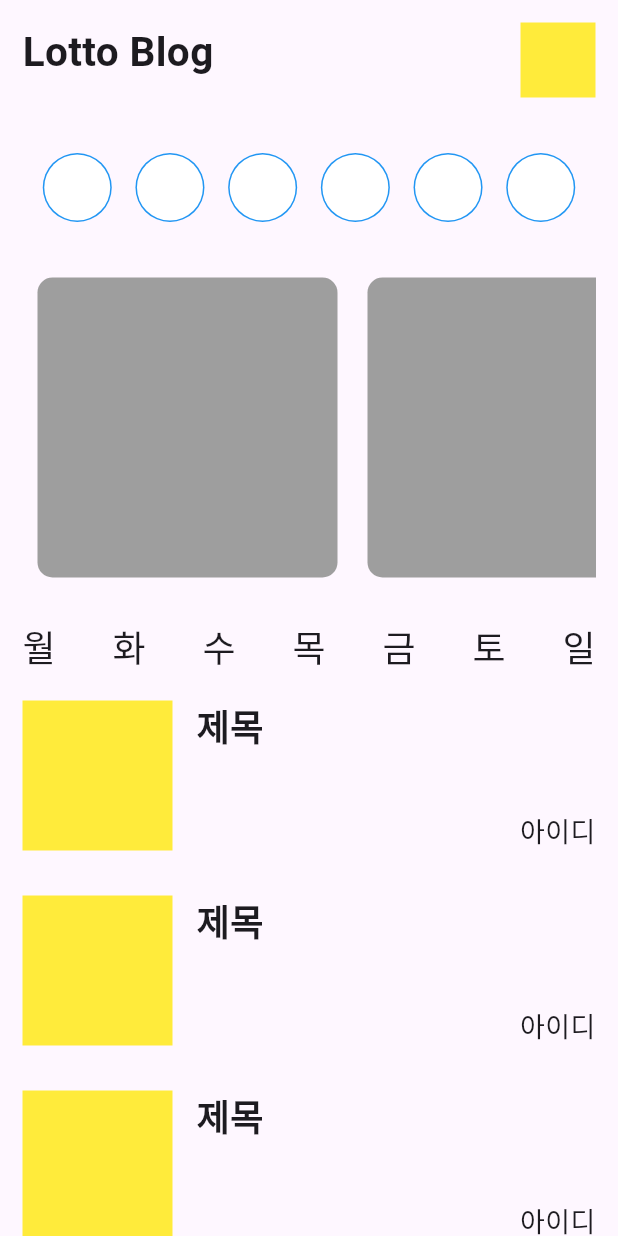
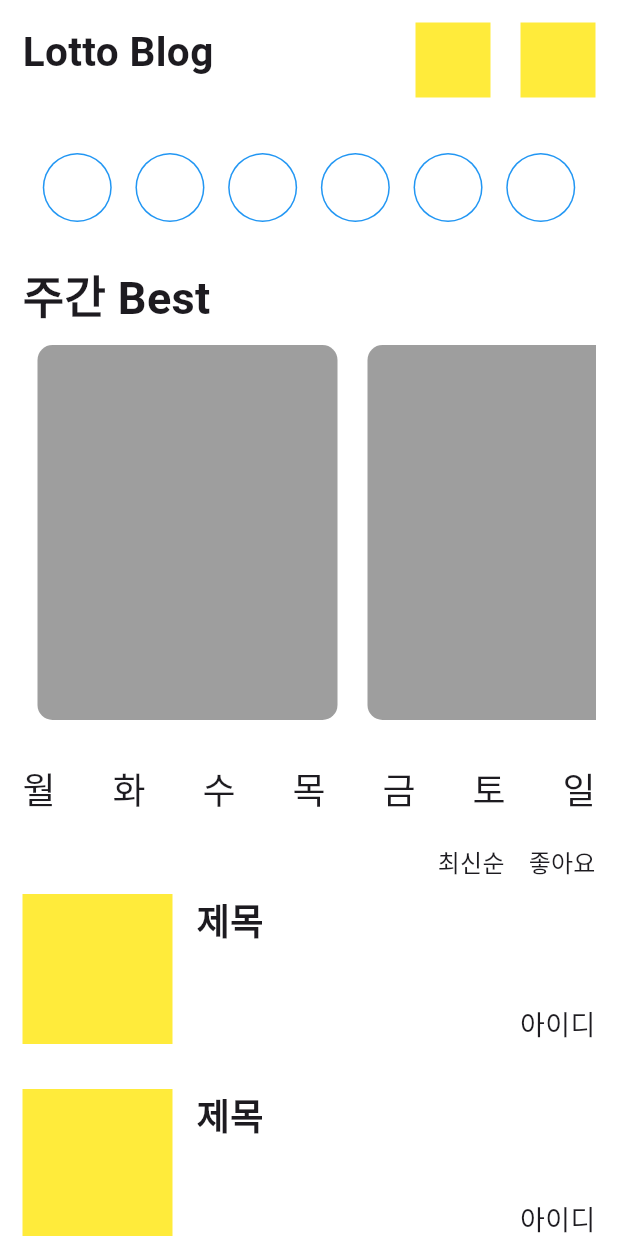
Before and after one commit to seonho99/lottoblog, a Flutter app: the screen it shows after launch, on a phone screen of 412 x 824 dp. Run offline on Flutter 3.47's test engine with Material 3 defaults, Android fonts, the phone set to English and light mode, and no system bars.

Commit message:
19_day_second_push

```diff
--- a/lib/bestauthor_week.dart
+++ b/lib/bestauthor_week.dart
@@ -9,7 +9,7 @@
     return Container(
       margin: EdgeInsets.all(10),
       width: 200,
-      height: 200,
+      height: 250,
       decoration: BoxDecoration(
         borderRadius: BorderRadius.circular(10.0),
         color: Colors.grey.shade500,
--- a/lib/mainhome_page.dart
+++ b/lib/mainhome_page.dart
@@ -8,6 +8,7 @@
   @override
   Widget build(BuildContext context) {
     return Scaffold(
+      backgroundColor: Colors.white,
       body: SingleChildScrollView(
         child: SafeArea(
           child: Padding(
@@ -21,10 +22,12 @@
                     Container(
                       child: Text(
                         'Lotto Blog',
-                        style:
-                            TextStyle(fontSize: 27, fontWeight: FontWeight.bold),
+                        style: TextStyle(
+                            fontSize: 27, fontWeight: FontWeight.bold),
                       ),
                     ),
+                    Row(
+                      children: [
                         Container(
                           margin: EdgeInsets.only(bottom: 30),
                           width: 50,
@@ -32,6 +35,17 @@
                           decoration: BoxDecoration(
                             color: Colors.yellow,
                           ),
+                        ),
+                        SizedBox(width: 20),
+                        Container(
+                          margin: EdgeInsets.only(bottom: 30),
+                          width: 50,
+                          height: 50,
+                          decoration: BoxDecoration(
+                            color: Colors.yellow,
+                          ),
+                        ),
+                      ],
                     ),
                   ],
                 ),
@@ -56,6 +70,15 @@
                       ),
                     ),
                   ),
+                ),
+                Row(
+                  children: [
+                    Text(
+                      '주간 Best',
+                        style: TextStyle(
+                            fontSize: 30, fontWeight: FontWeight.bold),
+                    ),
+                  ],
                 ),
                 Padding(
                   padding: const EdgeInsets.only(bottom: 20),
@@ -112,11 +135,31 @@
                     ),
                   ],
                 ),
+                Row(
+                  mainAxisAlignment: MainAxisAlignment.end,
+                  children: [
+                    Padding(
+                      padding: EdgeInsets.only(bottom: 10),
+                      child: Container(
+                        child: Row(
+                          children: [
+                            Text('최신순',
+                                style: Theme.of(context).textTheme.titleMedium),
+                            SizedBox(width: 16),
+                            Text('좋아요',
+                                style: Theme.of(context).textTheme.titleMedium),
+                          ],
+                        ),
+                      ),
+                    ),
+                  ],
+                ),
                 author_day(),
                 author_day(),
                 author_day(),
                 author_day(),
                 author_day(),
+
               ],
             ),
           ),
```
Also changed, not shown: lib/bottomber.dart (added). Lines whose indentation alone changed are shown as unchanged.
